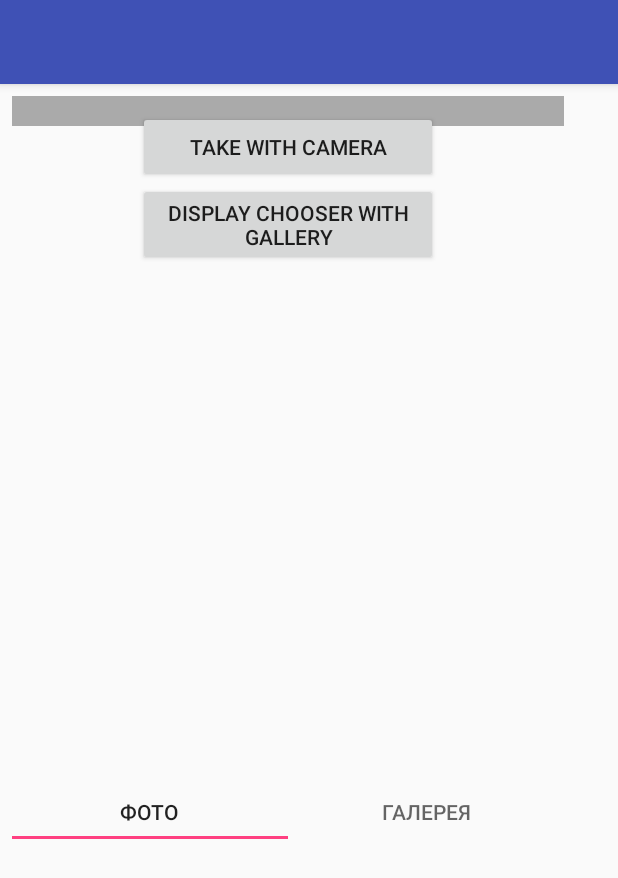
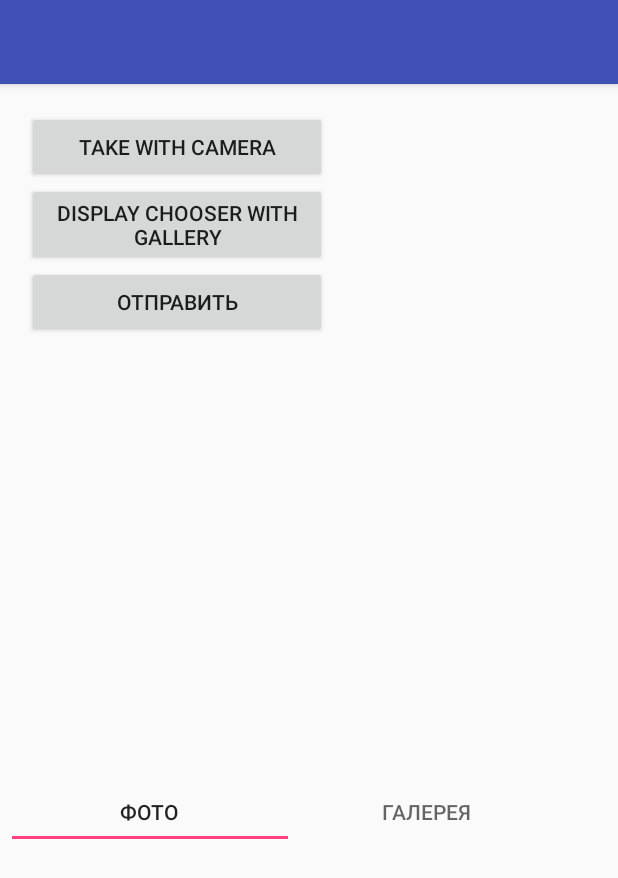
Before and after one commit to iopiopi1/MyFitness, an Android app: the screen it shows after launch (PhotoActivity), on a phone screen of 412 x 824 dp. Shown: the top 878 px of the screen. Run offline under Robolectric (Android 15) with nearby library versions, the phone set to English and light mode, and no system bars; our stand-ins replace ButterKnife, Picasso; libraries missing offline, so code that uses them is left out: pl.aprilapps.easyphotopicker, pl.tajchert.nammu; pictures from the network do not load; 2 statements that could not run were skipped.

Commit message:
almost done upload

```diff
--- a/app/src/main/java/com/example/iopiopi/myfitness/PhotoActivity.java
+++ b/app/src/main/java/com/example/iopiopi/myfitness/PhotoActivity.java
@@ -1,6 +1,7 @@
 package com.example.iopiopi.myfitness;
 
 import android.Manifest;
+import android.app.Activity;
 import android.content.pm.PackageManager;
 import android.os.Bundle;
 import android.support.design.widget.FloatingActionButton;
@@ -25,8 +26,10 @@ import java.util.List;
 
 import android.net.Uri;
 import android.support.v4.content.FileProvider;
+import android.widget.Button;
 import android.widget.TabHost;
 
+import MyFitness.KeyValueList;
 import butterknife.Bind;
 import butterknife.ButterKnife;
 import butterknife.OnClick;
@@ -43,7 +46,7 @@ public class PhotoActivity extends AppCompatActivity {
     private TabItem photoTI;
     private TabItem galleryTI;
     private TabHost tab;
-
+    private Activity mActivity;
 
     private static final String PHOTOS_KEY = "easy_image_photos_list";
 
@@ -99,7 +102,7 @@ public class PhotoActivity extends AppCompatActivity {
                 .setCopyTakenPhotosToPublicGalleryAppFolder(true)
                 .setCopyPickedImagesToPublicGalleryAppFolder(true)
                 .setAllowMultiplePickInGallery(true);*/
-
+        mActivity = this;
     }
 
 
@@ -159,11 +162,13 @@ public class PhotoActivity extends AppCompatActivity {
         fragmentTransaction.add(R.id.constraintLayout3, pFragment);
         fragmentTransaction.commit();*/
         TabLayout tabLayout = (TabLayout) findViewById(R.id.tabLayout);
+        //tabLayout.setupWithViewPager(mViewPager);
         tabLayout.addOnTabSelectedListener(new TabLayout.OnTabSelectedListener() {
             @Override
             public void onTabSelected(TabLayout.Tab tab) {
                 int tabViewId = tab.getCustomView().getId();
                 if(tabViewId == photoTI.getId()){
+                    //EasyImage.openCamera(mActivity, 0);
                     //dispatchTakePictureIntent();
                     //galleryAddPic();
                     //FragmentManager.findFragmentById(R.id.photoFrgt1);
@@ -177,7 +182,7 @@ public class PhotoActivity extends AppCompatActivity {
 
                 }
                 else if (tabViewId == galleryTI.getId()){
-
+                    //EasyImage.openChooserWithGallery(mActivity, "Pick source", 0);
                 }
             }
 
@@ -238,6 +243,12 @@ public class PhotoActivity extends AppCompatActivity {
         EasyImage.openChooserWithGallery(this, "Pick source", 0);
     }
 
+    @OnClick(R.id.sendImagesBt)
+    protected void onSendPicsToServer() {
+        PostFilesTask fileTask = new PostFilesTask("http://192.168.0.13:80/public/api/addimageajax",photos);
+        fileTask.execute();
+    }
+
     @Override
     protected void onActivityResult(int requestCode, int resultCode, Intent data) {
         super.onActivityResult(requestCode, resultCode, data);
--- a/app/src/main/res/layout/content_photo.xml
+++ b/app/src/main/res/layout/content_photo.xml
@@ -13,7 +13,7 @@
         android:id="@+id/constraintLayout3"
         android:layout_width="368dp"
         android:layout_height="451dp"
-        android:layout_marginLeft="8dp"
+        android:layout_marginLeft="10dp"
         android:layout_marginTop="8dp"
         app:layout_constraintLeft_toLeftOf="parent"
         app:layout_constraintTop_toTopOf="parent"
@@ -34,27 +34,32 @@
             app:layout_constraintVertical_bias="0.093" />-->
         <ImageView
             android:id="@+id/image_view"
-            android:layout_width="200dp"
-            android:layout_height="match_parent"
+            android:layout_width="364dp"
+            android:layout_height="440dp"
             android:layout_gravity="center"
-            android:layout_marginBottom="20dp"
-            android:scaleType="centerCrop" />
+            android:scaleType="centerCrop"
+            tools:layout_editor_absoluteY="8dp"
+            tools:layout_editor_absoluteX="0dp" />
 
         <android.support.v7.widget.RecyclerView
             android:id="@+id/recycler_view"
-            android:layout_width="match_parent"
+            android:layout_width="0dp"
             android:layout_height="0dp"
             android:layout_weight="1"
             android:background="@android:color/darker_gray"
             android:gravity="center"
-            android:padding="10dp" />
+            android:padding="10dp"
+            tools:layout_editor_absoluteY="81dp"
+            tools:layout_editor_absoluteX="8dp" />
 
         <LinearLayout
-            android:layout_width="match_parent"
+            android:layout_width="0dp"
             android:layout_height="wrap_content"
             android:gravity="center"
             android:orientation="vertical"
-            android:padding="10dp">
+            android:padding="10dp"
+            tools:layout_editor_absoluteY="81dp"
+            tools:layout_editor_absoluteX="8dp">
 
             <Button
                 android:id="@+id/camera_button"
@@ -67,6 +72,12 @@
                 android:layout_width="200dp"
                 android:layout_height="wrap_content"
                 android:text="Display chooser with Gallery" />
+
+            <Button
+                android:id="@+id/sendImagesBt"
+                android:layout_width="match_parent"
+                android:layout_height="wrap_content"
+                android:text="Отправить" />
 
         </LinearLayout>
 
--- a/app/src/main/res/values/config.xml
+++ b/app/src/main/res/values/config.xml
@@ -6,4 +6,5 @@
     <string name="cardamUrlCheckLogin">/public/user/checklogin</string>
     <string name="cardamUrlRestoreEmail">/public/user/restorepassword</string>
     <string name="cardamUrlRegister">/public/user/registerajax</string>
+    <string name="cardamUrlImageUpoad">/public/api/addimageajax</string>
 </resources>
```
Also changed, not shown: 7 other files.
